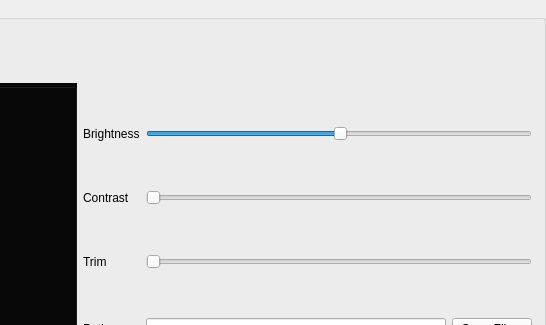
The window that ConfigurationApp/button_groupbox.ui (HologramHomies/ConfigurationApplication) describes before a commit, drawn with Qt 5; both pictures show x 384 to 930 and y 0 to 325 of the 930 by 529 pixel window.
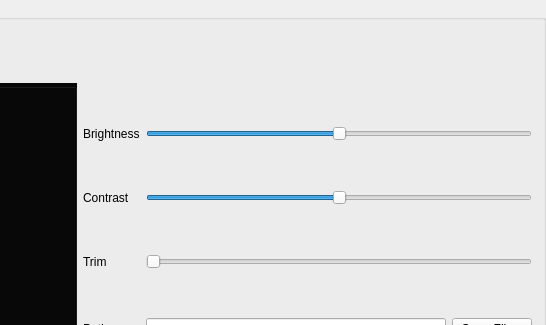
The same window after the commit. Icons and pictures are not drawn.

Commit message:
Added Reset Button Functionality and Bug Fixes
Reset Button now resets the button groupbox settings to default

Fixed issue where audio will keep playing after group box was removed.

The edit to the form file:
```diff
--- a/ConfigurationApp/button_groupbox.ui
+++ b/ConfigurationApp/button_groupbox.ui
@@ -133,11 +133,17 @@
      </item>
      <item row="0" column="1" colspan="2">
       <widget class="QSlider" name="brightness_slider">
+       <property name="minimum">
+        <number>-100</number>
+       </property>
+       <property name="maximum">
+        <number>100</number>
+       </property>
        <property name="value">
-        <number>50</number>
+        <number>0</number>
        </property>
        <property name="sliderPosition">
-        <number>50</number>
+        <number>0</number>
        </property>
        <property name="tracking">
         <bool>true</bool>
@@ -149,6 +155,12 @@
      </item>
      <item row="1" column="1" colspan="2">
       <widget class="QSlider" name="contrast_slider">
+       <property name="minimum">
+        <number>-100</number>
+       </property>
+       <property name="maximum">
+        <number>100</number>
+       </property>
        <property name="orientation">
         <enum>Qt::Horizontal</enum>
        </property>
```
The commit also changes 2 other files.
